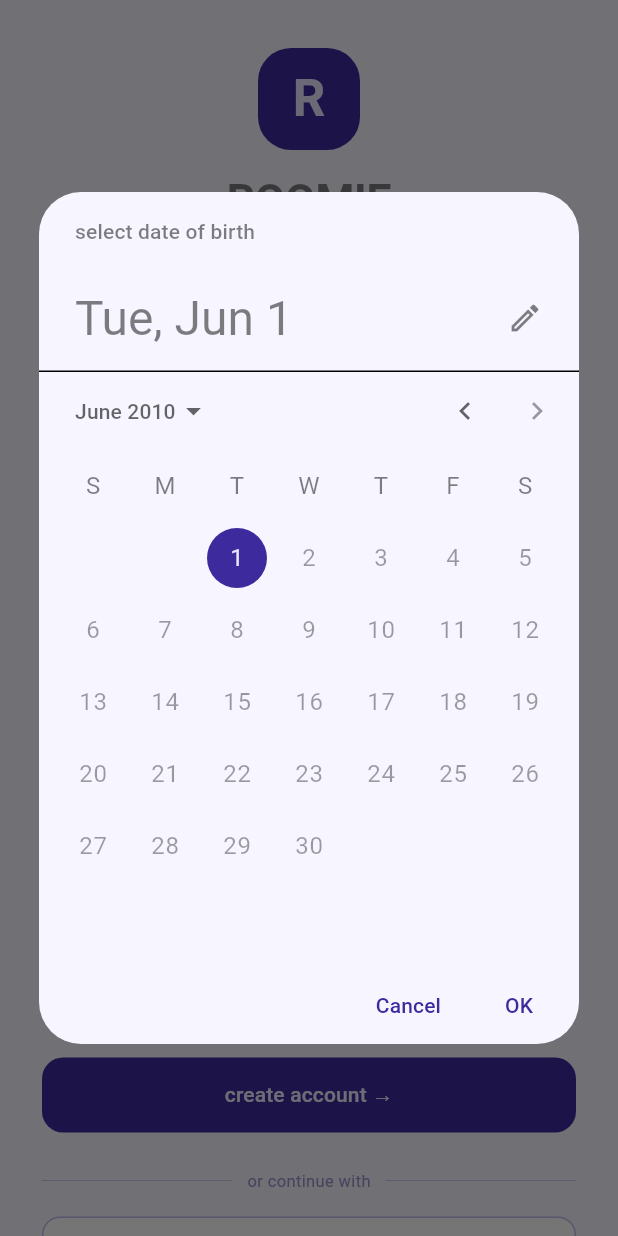
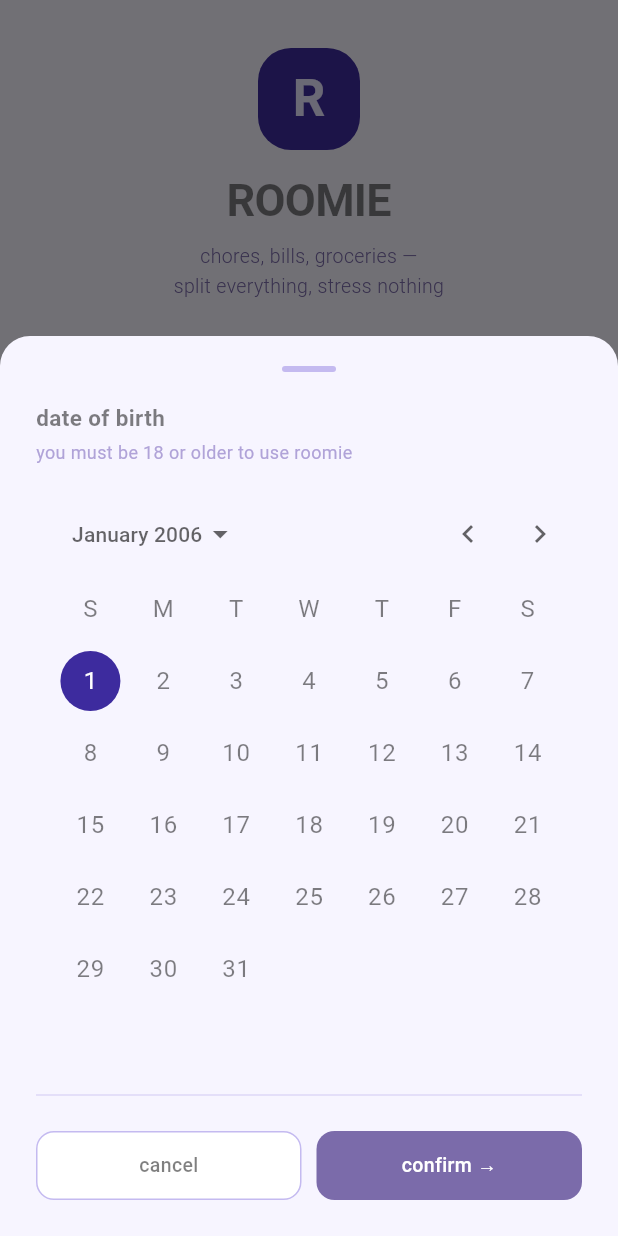
Before and after one commit to 5aurab/Roomie, a Flutter app: the screen it shows after launch, after a tap on "sign up", after a tap on "dd / mm / yyyy", on a phone screen of 412 x 824 dp. Run offline on Flutter 3.47's test engine with Material 3 defaults, Android fonts, the phone set to English and light mode, and no system bars; our stand-ins replace flutter_secure_storage, google_sign_in.

Commit message:
Calender widget, not complete

```diff
--- a/frontend/roomie/lib/screens/auth_screen.dart
+++ b/frontend/roomie/lib/screens/auth_screen.dart
@@ -11,8 +11,7 @@ import '../services/auth_services.dart';
 import 'verification_screen.dart';
 import 'forgot_password_screen.dart';
 import '../widgets/error_banner.dart';
-import '../widgets/field_error.dart';
-
+import '../widgets/dob_picker.dart';
 class AuthScreen extends StatefulWidget {
   const AuthScreen({super.key});
 
@@ -110,45 +109,6 @@ class _AuthScreenState extends State<AuthScreen> {
     return age >= 16;
   }
 
-  Future<void> _pickDob() async {
-    final now = DateTime.now();
-    final maxDate = DateTime(now.year - 16, now.month, now.day);
-    final picked = await showDatePicker(
-      context: context,
-      initialDate: _selectedDob ?? maxDate,
-      firstDate: DateTime(1900),
-      lastDate: maxDate,
-      helpText: 'select date of birth',
-      builder: (context, child) {
-        return Theme(
-          data: Theme.of(context).copyWith(
-            colorScheme: const ColorScheme.light(
-              primary: RoomieColors.primary,
-              onPrimary: RoomieColors.logoText,
-              onSurface: RoomieColors.text,
-              surface: RoomieColors.bg,
-            ),
-            textButtonTheme: TextButtonThemeData(
-              style: TextButton.styleFrom(
-                foregroundColor: RoomieColors.primary,
-              ),
-            ),
-            dialogTheme: const DialogThemeData(
-              backgroundColor: RoomieColors.bg,
-            ),
-          ),
-          child: child!,
-        );
-      },
-    );
-    if (picked != null) {
-      setState(() {
-        _selectedDob = picked;
-        _dobError = null;
-      });
-    }
-  }
-
   Future<void> _handleSignup() async {
     setState(() => _signupError = null);
 
@@ -218,11 +178,6 @@ class _AuthScreenState extends State<AuthScreen> {
       ),
     );
   }
-
-  String _formatDob(DateTime d) =>
-      '${d.day.toString().padLeft(2, '0')} / '
-      '${d.month.toString().padLeft(2, '0')} / '
-      '${d.year}';
 
   // ─── Bottom section (shared) ───────────────────────────────────────────────
 
@@ -359,52 +314,14 @@ class _AuthScreenState extends State<AuthScreen> {
           ),
           const SizedBox(height: 14),
 
-          const RoomieFieldLabel('date of birth'),
-          const SizedBox(height: 6),
-          GestureDetector(
-            onTap: _pickDob,
-            child: Container(
-              width: double.infinity,
-              padding: const EdgeInsets.symmetric(horizontal: 14, vertical: 13),
-              decoration: BoxDecoration(
-                color: Colors.white,
-                border: Border.all(
-                  color: _dobError != null
-                      ? RoomieColors.error
-                      : RoomieColors.border,
-                  width: _dobError != null ? 1.5 : 1,
-                ),
-                borderRadius: BorderRadius.circular(12),
-              ),
-              child: Row(
-                children: [
-                  Icon(
-                    Icons.calendar_today_outlined,
-                    size: 16,
-                    color: _selectedDob != null
-                        ? RoomieColors.primary
-                        : RoomieColors.hint,
-                  ),
-                  const SizedBox(width: 10),
-                  Text(
-                    _selectedDob != null
-                        ? _formatDob(_selectedDob!)
-                        : 'dd / mm / yyyy',
-                    style: TextStyle(
-                      fontSize: 13,
-                      color: _selectedDob != null
-                          ? RoomieColors.text
-                          : RoomieColors.hint,
-                    ),
-                  ),
-                ],
-              ),
-            ),
+          RoomieDobPicker(
+            selectedDob: _selectedDob,
+            error: _dobError,
+            onChanged: (date) => setState(() {
+              _selectedDob = date;
+              _dobError = null;
+            }),
           ),
-          if (_dobError != null) ...[
-              const SizedBox(height: 5),
-              RoomieFieldError(message: _dobError!),
-          ],
           const SizedBox(height: 14),
 
           const RoomieFieldLabel('email'),
@@ -452,7 +369,7 @@ class _AuthScreenState extends State<AuthScreen> {
 
           // ── Error banner ──
             if (_signupError != null) ...[
-              RoomieErrorBanner(message: _loginError!),
+              RoomieErrorBanner(message: _signupError!),
               const SizedBox(height: 12),
             ],
           const SizedBox(height: 12),
--- /dev/null
+++ b/frontend/roomie/lib/widgets/dob_picker.dart
@@ -0,0 +1,251 @@
+import 'package:flutter/material.dart';
+import '../themes/colors.dart';
+import 'field_labels.dart';
+import 'field_error.dart';
+
+class RoomieDobPicker extends StatefulWidget {
+  final DateTime? selectedDob;
+  final String? error;
+  final ValueChanged<DateTime> onChanged;
+
+  const RoomieDobPicker({
+    super.key,
+    required this.onChanged,
+    this.selectedDob,
+    this.error,
+  });
+
+  @override
+  State<RoomieDobPicker> createState() => _RoomieDobPickerState();
+}
+
+class _RoomieDobPickerState extends State<RoomieDobPicker> {
+  String _formatDob(DateTime d) =>
+      '${d.day.toString().padLeft(2, '0')} / '
+      '${d.month.toString().padLeft(2, '0')} / '
+      '${d.year}';
+
+  Future<void> _open() async {
+    DateTime? tempSelected = widget.selectedDob;
+
+    await showModalBottomSheet(
+      context: context,
+      isScrollControlled: true,
+      backgroundColor: Colors.transparent,
+      builder: (context) {
+        return StatefulBuilder(
+          builder: (context, setModalState) {
+            return Container(
+              decoration: const BoxDecoration(
+                color: RoomieColors.bg,
+                borderRadius: BorderRadius.vertical(top: Radius.circular(20)),
+              ),
+              padding: EdgeInsets.only(
+                bottom: MediaQuery.of(context).viewInsets.bottom + 24,
+                left: 24,
+                right: 24,
+                top: 20,
+              ),
+              child: Column(
+                mainAxisSize: MainAxisSize.min,
+                crossAxisAlignment: CrossAxisAlignment.start,
+                children: [
+                  // ── Drag handle ──────────────────────────────────────────
+                  Center(
+                    child: Container(
+                      width: 36,
+                      height: 4,
+                      margin: const EdgeInsets.only(bottom: 20),
+                      decoration: BoxDecoration(
+                        color: RoomieColors.border,
+                        borderRadius: BorderRadius.circular(2),
+                      ),
+                    ),
+                  ),
+
+                  // ── Title ────────────────────────────────────────────────
+                  const Text(
+                    'date of birth',
+                    style: TextStyle(
+                      fontSize: 15,
+                      fontWeight: FontWeight.w600,
+                      color: RoomieColors.text,
+                    ),
+                  ),
+                  const SizedBox(height: 4),
+                  const Text(
+                    'you must be 18 or older to use roomie',
+                    style: TextStyle(
+                      fontSize: 12,
+                      color: RoomieColors.hint,
+                    ),
+                  ),
+                  const SizedBox(height: 20),
+
+                  // ── Calendar ─────────────────────────────────────────────
+                  Theme(
+                    data: Theme.of(context).copyWith(
+                      colorScheme: Theme.of(context).colorScheme.copyWith(
+                            primary: RoomieColors.primary,
+                            onPrimary: Colors.white,
+                            onSurface: RoomieColors.text,
+                            surface: RoomieColors.bg,
+                          ),
+                      textTheme: Theme.of(context).textTheme.copyWith(
+                            bodyMedium: const TextStyle(
+                              fontSize: 13,
+                              color: RoomieColors.text,
+                            ),
+                          ),
+                      textButtonTheme: TextButtonThemeData(
+                        style: TextButton.styleFrom(
+                          foregroundColor: RoomieColors.primary,
+                          textStyle: const TextStyle(
+                            fontSize: 13,
+                            fontWeight: FontWeight.w500,
+                          ),
+                        ),
+                      ),
+                    ),
+                    child: CalendarDatePicker(
+                      initialDate:
+                          tempSelected ?? DateTime(DateTime.now().year - 20),
+                      firstDate: DateTime(1900),
+                      lastDate: DateTime(
+                        DateTime.now().year - 18,
+                        DateTime.now().month,
+                        DateTime.now().day,
+                      ),
+                      onDateChanged: (date) {
+                        setModalState(() => tempSelected = date);
+                      },
+                    ),
+                  ),
+
+                  const SizedBox(height: 4),
+                  const Divider(color: RoomieColors.border, thickness: 0.5),
+                  const SizedBox(height: 16),
+
+                  // ── Actions ──────────────────────────────────────────────
+                  Row(
+                    children: [
+                      Expanded(
+                        child: GestureDetector(
+                          onTap: () => Navigator.pop(context),
+                          child: Container(
+                            height: 46,
+                            alignment: Alignment.center,
+                            decoration: BoxDecoration(
+                              color: Colors.white,
+                              border: Border.all(
+                                color: RoomieColors.border,
+                                width: 1,
+                              ),
+                              borderRadius: BorderRadius.circular(12),
+                            ),
+                            child: const Text(
+                              'cancel',
+                              style: TextStyle(
+                                fontSize: 13,
+                                fontWeight: FontWeight.w500,
+                                color: RoomieColors.text,
+                              ),
+                            ),
+                          ),
+                        ),
+                      ),
+                      const SizedBox(width: 10),
+                      Expanded(
+                        child: GestureDetector(
+                          onTap: () {
+                            if (tempSelected != null) {
+                              widget.onChanged(tempSelected!);
+                            }
+                            Navigator.pop(context);
+                          },
+                          child: Container(
+                            height: 46,
+                            alignment: Alignment.center,
+                            decoration: BoxDecoration(
+                              color: tempSelected != null
+                                  ? RoomieColors.primary
+                                  : RoomieColors.primaryMid,
+                              borderRadius: BorderRadius.circular(12),
+                            ),
+                            child: const Text(
+                              'confirm →',
+                              style: TextStyle(
+                                fontSize: 13,
+                                fontWeight: FontWeight.w500,
+                                color: Colors.white,
+                              ),
+                            ),
+                          ),
+                        ),
+                      ),
+                    ],
+                  ),
+                ],
+              ),
+            );
+          },
+        );
+      },
+    );
+  }
+
+  @override
+  Widget build(BuildContext context) {
+    return Column(
+      crossAxisAlignment: CrossAxisAlignment.start,
+      children: [
+        const RoomieFieldLabel('date of birth'),
+        const SizedBox(height: 6),
+        GestureDetector(
+          onTap: _open,
+          child: Container(
+            width: double.infinity,
+            padding: const EdgeInsets.symmetric(horizontal: 14, vertical: 13),
+            decoration: BoxDecoration(
+              color: Colors.white,
+              border: Border.all(
+                color: widget.error != null
+                    ? RoomieColors.error
+                    : RoomieColors.border,
+                width: widget.error != null ? 1.5 : 1,
+              ),
+              borderRadius: BorderRadius.circular(12),
+            ),
+            child: Row(
+              children: [
+                Icon(
+                  Icons.calendar_today_outlined,
+                  size: 16,
+                  color: widget.selectedDob != null
+                      ? RoomieColors.primary
+                      : RoomieColors.hint,
+                ),
+                const SizedBox(width: 10),
+                Text(
+                  widget.selectedDob != null
+                      ? _formatDob(widget.selectedDob!)
+                      : 'dd / mm / yyyy',
+                  style: TextStyle(
+                    fontSize: 13,
+                    color: widget.selectedDob != null
+                        ? RoomieColors.text
+                        : RoomieColors.hint,
+                  ),
+                ),
+              ],
+            ),
+          ),
+        ),
+        if (widget.error != null) ...[
+          const SizedBox(height: 5),
+          RoomieFieldError(message: widget.error!),
+        ],
+      ],
+    );
+  }
+}
```
